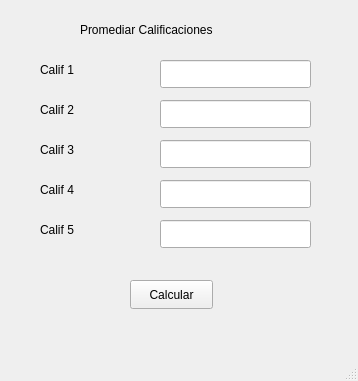
badillovictor/PIP_2024_1_VMBG, file Unidad 1/E_06_Promedio.ui: the form before one commit.
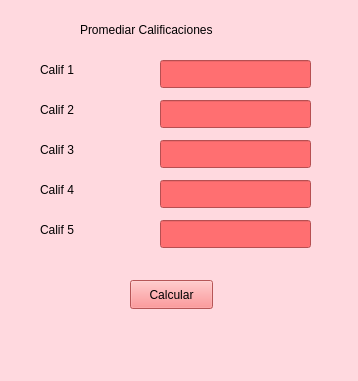
The form after the commit.

Patch:
```diff
--- a/Unidad 1/E_06_Promedio.ui
+++ b/Unidad 1/E_06_Promedio.ui
@@ -13,6 +13,9 @@
   <property name="windowTitle">
    <string>MainWindow</string>
   </property>
+  <property name="styleSheet">
+   <string notr="true">background-color: rgb(255, 217, 223);</string>
+  </property>
   <widget class="QWidget" name="centralwidget">
    <widget class="QPushButton" name="btnCalcular">
     <property name="geometry">
@@ -23,6 +26,10 @@
       <height>29</height>
      </rect>
     </property>
+    <property name="styleSheet">
+     <string notr="true">color: rgb(0, 0, 0);
+background-color: rgb(255, 120, 122);</string>
+    </property>
     <property name="text">
      <string>Calcular</string>
     </property>
@@ -36,6 +43,10 @@
       <height>28</height>
      </rect>
     </property>
+    <property name="styleSheet">
+     <string notr="true">background-color: rgb(255, 111, 113);
+color: rgb(255, 255, 255);</string>
+    </property>
    </widget>
    <widget class="QLabel" name="label_3">
     <property name="geometry">
@@ -46,6 +57,9 @@
       <height>20</height>
      </rect>
     </property>
+    <property name="styleSheet">
+     <string notr="true">color: rgb(0, 0, 0);</string>
+    </property>
     <property name="text">
      <string>Calif 1</string>
     </property>
@@ -59,6 +73,9 @@
       <height>20</height>
      </rect>
     </property>
+    <property name="styleSheet">
+     <string notr="true">color: rgb(0, 0, 0);</string>
+    </property>
     <property name="text">
      <string>Promediar Calificaciones</string>
     </property>
@@ -72,6 +89,10 @@
       <height>28</height>
      </rect>
     </property>
+    <property name="styleSheet">
+     <string notr="true">background-color: rgb(255, 111, 113);
+color: rgb(255, 255, 255);</string>
+    </property>
    </widget>
    <widget class="QLabel" name="label_4">
     <property name="geometry">
@@ -82,6 +103,9 @@
       <height>20</height>
      </rect>
     </property>
+    <property name="styleSheet">
+     <string notr="true">color: rgb(0, 0, 0);</string>
+    </property>
     <property name="text">
      <string>Calif 2</string>
     </property>
@@ -95,6 +119,10 @@
       <height>28</height>
      </rect>
     </property>
+    <property name="styleSheet">
+     <string notr="true">background-color: rgb(255, 111, 113);
+color: rgb(255, 255, 255);</string>
+    </property>
    </widget>
    <widget class="QLabel" name="label_6">
     <property name="geometry">
@@ -105,6 +133,9 @@
       <height>20</height>
      </rect>
     </property>
+    <property name="styleSheet">
+     <string notr="true">color: rgb(0, 0, 0);</string>
+    </property>
     <property name="text">
      <string>Calif 3</string>
     </property>
@@ -118,6 +149,10 @@
       <height>28</height>
      </rect>
     </property>
+    <property name="styleSheet">
+     <string notr="true">background-color: rgb(255, 111, 113);
+color: rgb(255, 255, 255);</string>
+    </property>
    </widget>
    <widget class="QLabel" name="label_7">
     <property name="geometry">
@@ -128,6 +163,9 @@
       <height>20</height>
      </rect>
     </property>
+    <property name="styleSheet">
+     <string notr="true">color: rgb(0, 0, 0);</string>
+    </property>
     <property name="text">
      <string>Calif 4</string>
     </property>
@@ -141,6 +179,9 @@
       <height>20</height>
      </rect>
     </property>
+    <property name="styleSheet">
+     <string notr="true">color: rgb(0, 0, 0);</string>
+    </property>
     <property name="text">
      <string>Calif 5</string>
     </property>
@@ -154,6 +195,10 @@
       <height>28</height>
      </rect>
     </property>
+    <property name="styleSheet">
+     <string notr="true">background-color: rgb(255, 111, 113);
+color: rgb(255, 255, 255);</string>
+    </property>
    </widget>
   </widget>
   <widget class="QMenuBar" name="menubar">
```
